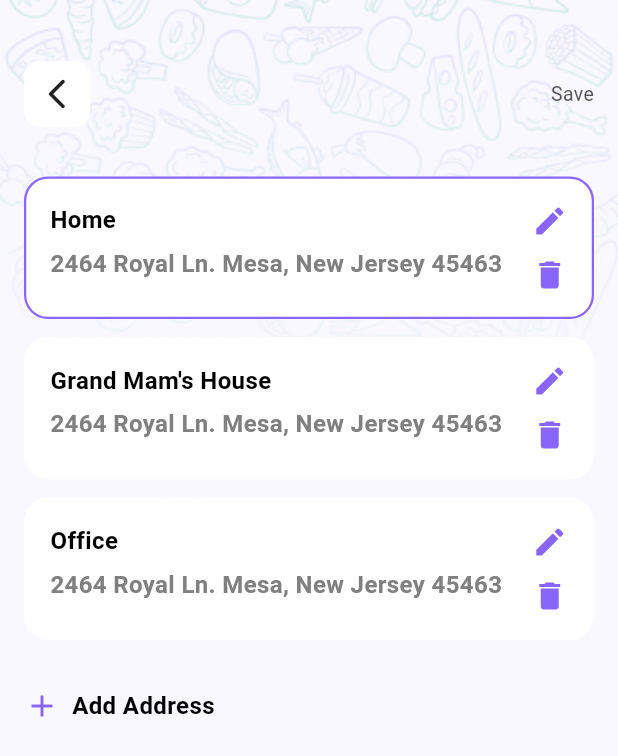
After one commit to nadamansoor/Eat2Beat, a Flutter app: the AddressesScreen screen opened directly, on a phone screen of 412 x 824 dp. The commit adds this screen. Shown: the top 756 px of the screen. Run offline on Flutter 3.47's test engine with Material 3 defaults, Android fonts, the phone set to English and light mode, and no system bars; our stand-ins replace pin_code_fields; missing offline and left inert: flutter_floating_bottom_bar.

Commit message:
add address screen

```diff
--- /dev/null
+++ b/lib/models/address_model.dart
@@ -0,0 +1,19 @@
+class AddressModel {
+  final String title;
+  final String details;
+  final bool isSelected;
+
+  AddressModel({
+    required this.title,
+    required this.details,
+    this.isSelected = false,
+  });
+
+  AddressModel copyWith({bool? isSelected}) {
+    return AddressModel(
+      title: title,
+      details: details,
+      isSelected: isSelected ?? this.isSelected,
+    );
+  }
+}
--- a/lib/screens/home/tabs/cart/cart_tab.dart
+++ b/lib/screens/home/tabs/cart/cart_tab.dart
@@ -243,7 +243,7 @@ class _CartScreenState extends State<CartScreen> {
   }
 
 
-Widget _buildCouponSection() {
+  Widget _buildCouponSection() {
   return Container(
     width: double.infinity,
     padding: EdgeInsets.symmetric(horizontal: screenWidth * 0.04),
@@ -402,4 +402,8 @@ Widget _buildProceedButton() {
     ),
   );
 }
+
+
+
+
 }
--- /dev/null
+++ b/lib/screens/home/tabs/profile/addresses_screen.dart
@@ -0,0 +1,110 @@
+import 'package:eat2beat/models/address_model.dart';
+import 'package:eat2beat/screens/home/tabs/profile/widgets/Address_Item.dart';
+import 'package:eat2beat/utils/app_colors.dart';
+import 'package:eat2beat/utils/app_images.dart';
+import 'package:eat2beat/utils/app_styles.dart';
+import 'package:eat2beat/widgets/circleIcon.dart';
+import 'package:flutter/material.dart';
+
+class AddressesScreen extends StatefulWidget {
+  const AddressesScreen({super.key});
+
+  @override
+  State<AddressesScreen> createState() => _AddressesScreenState();
+}
+
+class _AddressesScreenState extends State<AddressesScreen> {
+  List<AddressModel> addresses = [
+    AddressModel(
+      title: "Home",
+      details: "2464 Royal Ln. Mesa, New Jersey 45463",
+      isSelected: true,
+    ),
+    AddressModel(
+      title: "Grand Mam's House",
+      details: "2464 Royal Ln. Mesa, New Jersey 45463",
+    ),
+    AddressModel(
+      title: "Office",
+      details: "2464 Royal Ln. Mesa, New Jersey 45463",
+    ),
+  ];
+
+  void selectAddress(int index) {
+    setState(() {
+      addresses = addresses
+          .asMap()
+          .entries
+          .map(
+            (e) => e.key == index
+                ? e.value.copyWith(isSelected: true)
+                : e.value.copyWith(isSelected: false),
+          )
+          .toList();
+    });
+  }
+
+  @override
+  Widget build(BuildContext context) {
+    final height = MediaQuery.of(context).size.height;
+    return SafeArea(
+      child: Scaffold(
+        backgroundColor: AppColors.light,
+        body: Stack(
+          children: [
+            /// Background
+            Positioned.fill(
+              child: Image.asset(
+                AppImages.PatternCart,
+                fit: BoxFit.cover,
+              ),
+            ),
+
+      Padding(
+        padding: const EdgeInsets.all(16),
+        child: Column(
+          children: [
+            SizedBox(height: height * 0.03),
+              Row(
+                      mainAxisAlignment: MainAxisAlignment.spaceBetween,
+                      children: [
+                        circleIcon(
+                          icon: Icons.arrow_back_ios_new_rounded,
+                          onTap: () => Navigator.pop(context),
+                        ),
+                        Text(
+                          "Save",
+                          style: AppStyles.grey13w400,
+                        ),
+                      ],
+                    ),
+
+            SizedBox(height: height * 0.04),
+
+            ...List.generate(
+              addresses.length,
+              (index) => Padding(
+                padding: const EdgeInsets.only(bottom: 12),
+                child: AddressItem(
+                  address: addresses[index],
+                  onTap: () => selectAddress(index),
+                ),
+              ),
+            ),
+            const SizedBox(height: 20),
+            Row(
+              children: [
+                const Icon(Icons.add, color: AppColors.purple),
+                const SizedBox(width: 8),
+                Text("Add Address", style: AppStyles.black16Bold),
+              ],
+            )
+          ],
+        ),
+      ),
+          ],
+        ),
+      ),
+    );
+  }
+}
--- a/lib/screens/home/tabs/profile/profile_screen.dart
+++ b/lib/screens/home/tabs/profile/profile_screen.dart
@@ -1,4 +1,5 @@
 import 'package:eat2beat/screens/home/tabs/profile/Account_Screen.dart';
+import 'package:eat2beat/screens/home/tabs/profile/addresses_screen.dart';
 import 'package:eat2beat/screens/home/tabs/profile/settings_screen.dart';
 import 'package:eat2beat/screens/home/tabs/profile/widgets/menu_Item.dart';
 import 'package:eat2beat/screens/home/tabs/profile/widgets/profile_header.dart';
@@ -71,8 +72,16 @@ class ProfileScreen extends StatelessWidget {
                         ),
                         buildMenuItem(
                           icon: Icons.location_on_outlined,
-                          title: "Addresses",
-                        ),
+                            title: "Addresses",
+                            onTap: () {
+                              Navigator.push(
+                                context,
+                                MaterialPageRoute(
+                                  builder: (_) => const AddressesScreen(),
+                                ),
+                              );
+                            },
+                          ),
                         buildMenuItem(
                           icon: Icons.star_border,
                           title: "My Points",
--- /dev/null
+++ b/lib/screens/home/tabs/profile/widgets/Address_Item.dart
@@ -0,0 +1,61 @@
+import 'package:eat2beat/models/address_model.dart';
+import 'package:eat2beat/utils/app_colors.dart';
+import 'package:eat2beat/utils/app_styles.dart';
+import 'package:flutter/material.dart';
+
+class AddressItem extends StatelessWidget {
+  final AddressModel address;
+  final VoidCallback onTap;
+
+  const AddressItem({
+    super.key,
+    required this.address,
+    required this.onTap,
+  });
+
+  @override
+  Widget build(BuildContext context) {
+    return InkWell(
+      onTap: onTap,
+      child: Container(
+        padding: const EdgeInsets.all(16),
+        decoration: BoxDecoration(
+          color: Colors.white,
+          borderRadius: BorderRadius.circular(16),
+          border: Border.all(
+            color: address.isSelected
+                ? AppColors.purple
+                : Colors.transparent,
+            width: 1.5,
+          ),
+        ),
+        child: Row(
+          crossAxisAlignment: CrossAxisAlignment.start,
+          children: [
+            Expanded(
+              child: Column(
+                crossAxisAlignment: CrossAxisAlignment.start,
+                children: [
+                  Text(address.title, style: AppStyles.black16Bold),
+                  const SizedBox(height: 6),
+                  Text(
+                    address.details,
+                    style: AppStyles.grey16Bold,
+                  ),
+                ],
+              ),
+            ),
+            const SizedBox(width: 10),
+            Column(
+              children: [
+                Icon(Icons.edit, color: AppColors.purple),
+                const SizedBox(height: 12),
+                Icon(Icons.delete, color: AppColors.purple),
+              ],
+            )
+          ],
+        ),
+      ),
+    );
+  }
+}
```
